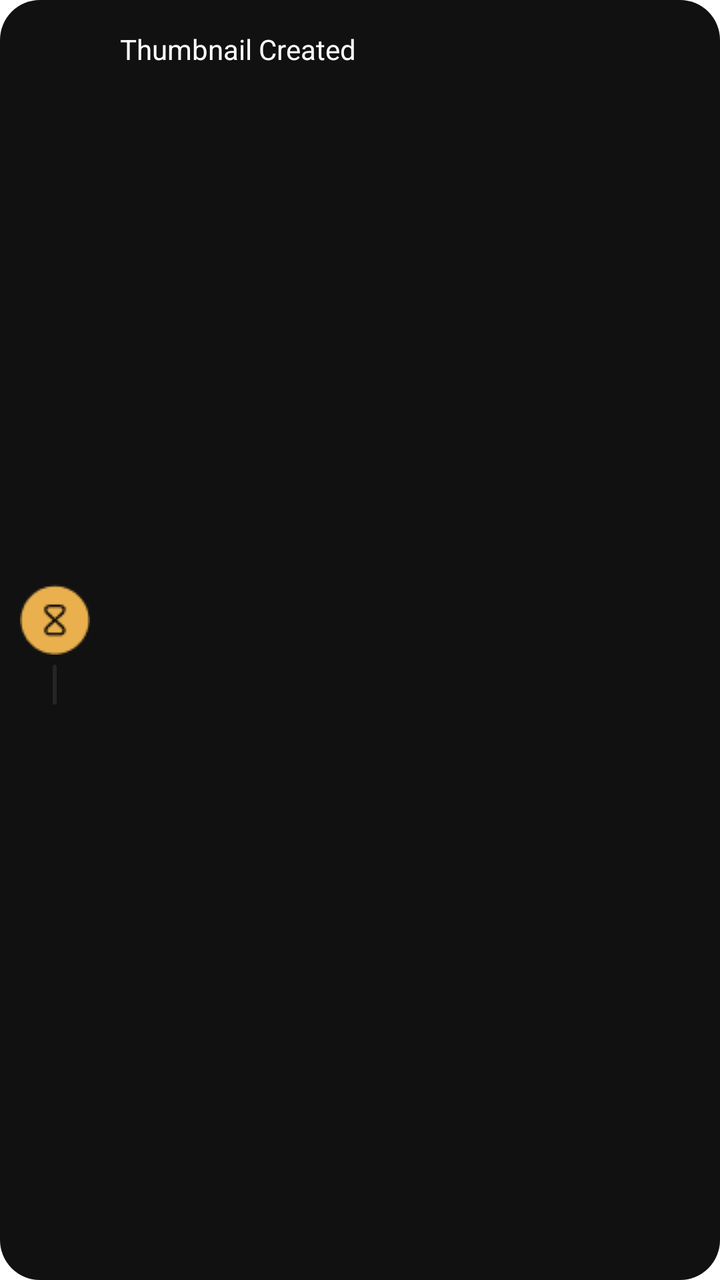
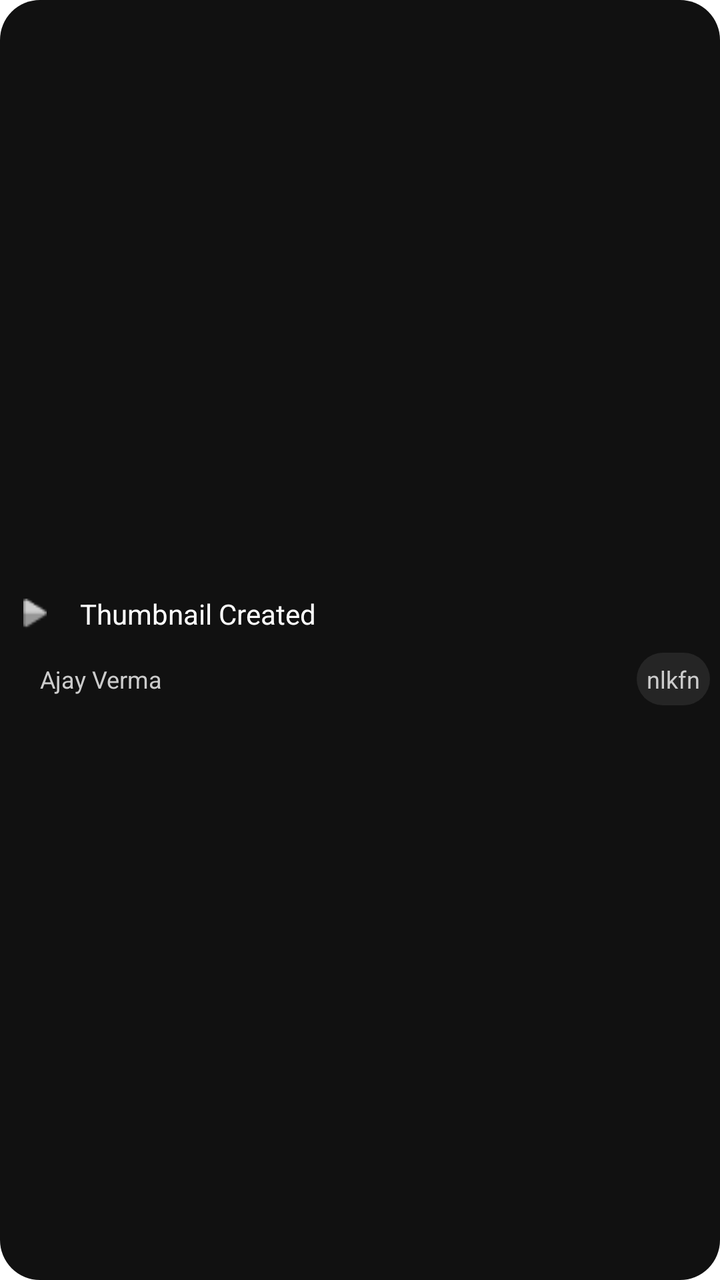

Two renders of the same Android screen: before a commit and after it. Below are the layout's source before the change and the commit's diff.
<!-- AndroidManifest.xml: application theme AppTheme -->
<!-- res/layout/view_story.xml -->
<?xml version="1.0" encoding="utf-8"?>
<layout>

<LinearLayout xmlns:android="http://schemas.android.com/apk/res/android"
    android:id="@+id/layout"
    android:layout_width="match_parent"
    android:layout_height="wrap_content"
    android:background="@drawable/grey_bg_rounded"
    android:clickable="true"

    android:padding="@dimen/_5dp">
    <LinearLayout
        android:layout_width="wrap_content"
        android:orientation="vertical"
        android:layout_gravity="center"
        android:gravity="center"
        android:layout_height="wrap_content">





        <ImageView
            android:id="@+id/image"
            android:layout_width="wrap_content"
            android:layout_height="wrap_content"
            android:layout_margin="@dimen/_5dp"
            android:src="@drawable/hour_glass"/>
        <View
            android:layout_width="2dp"
            android:layout_height="20dp"
            android:background="@drawable/light_grey_bg" />
    </LinearLayout>

    <TextView
        android:id="@+id/storyDescription"
        android:layout_width="match_parent"
        android:layout_height="wrap_content"
        android:layout_margin="@dimen/_5dp"
        android:padding="@dimen/_5dp"
        android:text="Thumbnail Created"
        android:textColor="@color/white" />
</LinearLayout>
</layout>
<!-- resources referenced by this layout -->
<resources>
  <color name="white">#FFFFFF</color>
  <dimen name="_5dp">5dp</dimen>
  <!-- drawable grey_bg_rounded (drawable) -->
  <?xml version="1.0" encoding="utf-8"?>
  <shape xmlns:android="http://schemas.android.com/apk/res/android"
      android:shape="rectangle">
  <solid android:color="@color/greyBackground"/>
      <corners android:radius="@dimen/_20dp"/>
  </shape>
  <!-- drawable hour_glass: png bitmap (drawable, 1058 bytes) -->
  <!-- drawable light_grey_bg (drawable) -->
  <?xml version="1.0" encoding="utf-8"?>
  <shape xmlns:android="http://schemas.android.com/apk/res/android"
      android:shape="rectangle">
      <solid android:color="@color/lightGreycolor"/>
      <corners android:radius="@dimen/_20dp"/>
  </shape>
  <style name="AppTheme" parent="Theme.MaterialComponents.Light.NoActionBar">
          <item name="colorPrimaryDark">@color/black</item>
          <item name="colorSurface">@color/white</item>
      </style>
  <color name="greyBackground">#111111</color>
  <dimen name="_20dp">20dp</dimen>
  <color name="lightGreycolor">#252525</color>
  <color name="black">#FF000000</color>
</resources>

<!-- the commit's change to res/layout/view_story.xml (unified diff, before → after) -->
@@ -1,44 +1,64 @@
 <?xml version="1.0" encoding="utf-8"?>
-<layout>
+<layout xmlns:android="http://schemas.android.com/apk/res/android">
 
-<LinearLayout xmlns:android="http://schemas.android.com/apk/res/android"
+<LinearLayout
     android:id="@+id/layout"
     android:layout_width="match_parent"
     android:layout_height="wrap_content"
     android:background="@drawable/grey_bg_rounded"
     android:clickable="true"
-
+    android:orientation="vertical"
+    android:gravity="center"
     android:padding="@dimen/_5dp">
     <LinearLayout
-        android:layout_width="wrap_content"
-        android:orientation="vertical"
-        android:layout_gravity="center"
+        android:layout_width="match_parent"
+        android:orientation="horizontal"
         android:gravity="center"
         android:layout_height="wrap_content">
 
+        <ImageView
+            android:id="@+id/image"
+            android:layout_width="15dp"
+            android:layout_height="15dp"
+            android:layout_margin="@dimen/_5dp"
+            android:src="@drawable/story_img" />
+        <TextView
+            android:id="@+id/storyDescription"
+            android:layout_width="match_parent"
+            android:layout_height="wrap_content"
+            android:layout_margin="@dimen/_5dp"
+            android:padding="@dimen/_5dp"
+            android:text="Thumbnail Created"
+            android:textColor="@color/white" />
+
+    </LinearLayout>
 
 
-
-
-        <ImageView
-            android:id="@+id/image"
+    <RelativeLayout
+        android:layout_width="match_parent"
+        android:layout_height="wrap_content"
+        android:paddingStart="@dimen/_10dp"
+        android:orientation="horizontal">
+        <TextView
+            android:id="@+id/name"
             android:layout_width="wrap_content"
             android:layout_height="wrap_content"
-            android:layout_margin="@dimen/_5dp"
-            android:src="@drawable/hour_glass"/>
-        <View
-            android:layout_width="2dp"
-            android:layout_height="20dp"
-            android:background="@drawable/light_grey_bg" />
-    </LinearLayout>
+            android:text="Ajay Verma"
+            android:layout_alignParentStart="true"
+            android:padding="5dp"
+            android:textColor="@color/greyforText"
+            android:textSize="12dp"/>
+        <TextView
+            android:id="@+id/Date"
+            android:layout_width="wrap_content"
+            android:layout_height="wrap_content"
+            android:text="nlkfn"
+            android:padding="@dimen/_5dp"
+            android:layout_alignParentEnd="true"
+            android:background="@drawable/light_grey_bg"
+            android:textColor="@color/greyforText"
+            android:textSize="12dp"/>
 
-    <TextView
-        android:id="@+id/storyDescription"
-        android:layout_width="match_parent"
-        android:layout_height="wrap_content"
-        android:layout_margin="@dimen/_5dp"
-        android:padding="@dimen/_5dp"
-        android:text="Thumbnail Created"
-        android:textColor="@color/white" />
+    </RelativeLayout>
 </LinearLayout>
 </layout>
<!-- resource entries referenced after the edit -->
@@ -1,6 +1,8 @@
 <!-- resources referenced by this layout -->
 <resources>
+  <color name="greyforText">#CCCCCC</color>
   <color name="white">#FFFFFF</color>
+  <dimen name="_10dp">10dp</dimen>
   <dimen name="_5dp">5dp</dimen>
   <!-- drawable grey_bg_rounded (drawable) -->
   <?xml version="1.0" encoding="utf-8"?>
@@ -9,7 +11,6 @@
   <solid android:color="@color/greyBackground"/>
       <corners android:radius="@dimen/_20dp"/>
   </shape>
-  <!-- drawable hour_glass: png bitmap (drawable, 1058 bytes) -->
   <!-- drawable light_grey_bg (drawable) -->
   <?xml version="1.0" encoding="utf-8"?>
   <shape xmlns:android="http://schemas.android.com/apk/res/android"
@@ -17,6 +18,7 @@
       <solid android:color="@color/lightGreycolor"/>
       <corners android:radius="@dimen/_20dp"/>
   </shape>
+  <!-- drawable story_img: png bitmap (drawable-v24, 312 bytes) -->
   <style name="AppTheme" parent="Theme.MaterialComponents.Light.NoActionBar">
           <item name="colorPrimaryDark">@color/black</item>
           <item name="colorSurface">@color/white</item>
